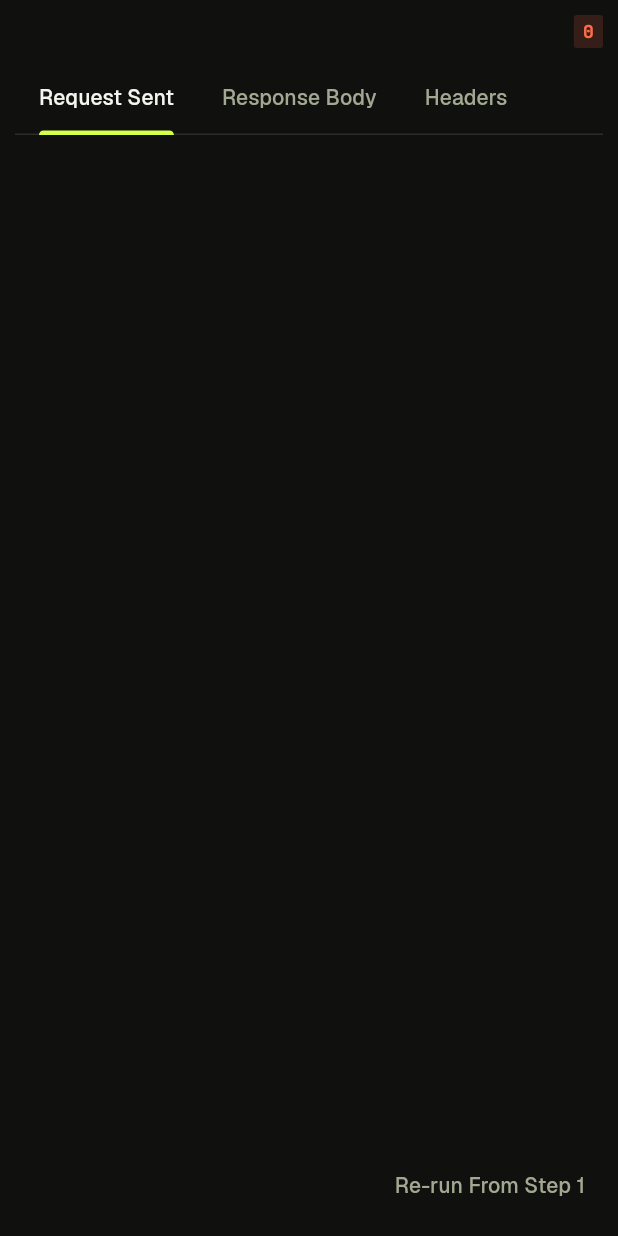
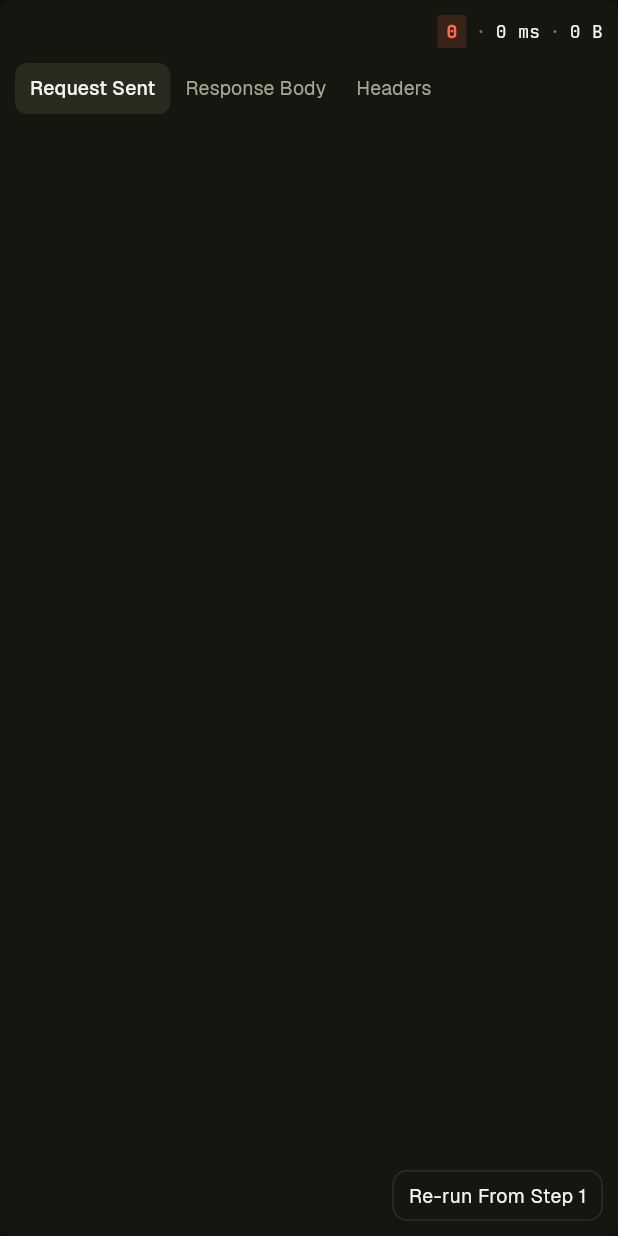
Before and after one commit to wdavid73/api_flow_studio, a Flutter app: the RunStepInspector widget shown alone on an empty page, opened directly with empty values, on a phone screen of 412 x 824 dp. Run offline on Flutter 3.47's test engine with Material 3 defaults, Android fonts, the phone set to English and light mode, and no system bars; our stand-ins replace dio, file_picker, flutter_riverpod, freezed_annotation; generated files the repository leaves out were written again; project files that could hold a hidden picture were left out.

Commit message:
secondary-screens S7: flow run view with total time, response-style inspector and pill tabs
Co-Authored-By: Claude Sonnet 5.5 <noreply@anthropic.com>

```diff
--- a/lib/ui/flows/run_step_card.dart
+++ b/lib/ui/flows/run_step_card.dart
@@ -57,12 +57,12 @@ class RunStepCard extends StatelessWidget {
         margin: const EdgeInsets.symmetric(vertical: AppSpacing.xs),
         color: isSelected ? AppColors.surfaceContainerHigh : null,
         shape: RoundedRectangleBorder(
-          borderRadius: BorderRadius.circular(AppRadius.lg),
+          borderRadius: BorderRadius.circular(AppRadius.xl),
           side: BorderSide(color: isSelected ? AppColors.primary : Colors.transparent),
         ),
         child: InkWell(
           key: ValueKey('run-step-header-$index'),
-          borderRadius: BorderRadius.circular(AppRadius.lg),
+          borderRadius: BorderRadius.circular(AppRadius.xl),
           onTap: _isSelectable ? onSelect : null,
           child: Padding(
             padding: const EdgeInsets.all(AppSpacing.md),
--- a/lib/ui/flows/run_step_inspector.dart
+++ b/lib/ui/flows/run_step_inspector.dart
@@ -3,11 +3,13 @@ import 'package:flutter/material.dart';
 import '../../engine/flows/flow_step_result.dart';
 import '../../engine/models/models.dart';
 import '../response_viewer/response_body_tab.dart' show prettyResponseBody;
+import '../shell/header_ghost_button.dart';
 import '../theme/app_colors.dart';
 import '../theme/app_spacing.dart';
 import '../theme/app_typography.dart';
 import '../theme/widgets/json_view.dart';
 import '../theme/widgets/method_badge.dart';
+import '../theme/widgets/pill_tab_bar.dart';
 import '../theme/widgets/status_badge.dart';
 import 'error_detail_panel.dart';
 
@@ -43,7 +45,14 @@ class RunStepInspector extends StatelessWidget {
       'Headers',
     ];
 
-    return Padding(
+    final response = result.response;
+    final dot = Text('·', style: AppTypography.codeMd.copyWith(color: AppColors.outline));
+
+    return Material(
+      key: const Key('run-inspector-surface'),
+      color: AppColors.responseBackground,
+      borderRadius: BorderRadius.circular(AppRadius.xl),
+      child: Padding(
         padding: const EdgeInsets.all(AppSpacing.md),
         child: Column(
           crossAxisAlignment: CrossAxisAlignment.stretch,
@@ -59,7 +68,17 @@ class RunStepInspector extends StatelessWidget {
                     overflow: TextOverflow.ellipsis,
                   ),
                 ),
-              if (result.response?.status != null) StatusBadge(statusCode: result.response!.status!),
+                if (response?.status != null) ...[
+                  StatusBadge(statusCode: response!.status!),
+                  const SizedBox(width: AppSpacing.sm),
+                  dot,
+                  const SizedBox(width: AppSpacing.sm),
+                  Text('${response.elapsedMs} ms', key: const Key('inspector-elapsed'), style: AppTypography.codeMd),
+                  const SizedBox(width: AppSpacing.sm),
+                  dot,
+                  const SizedBox(width: AppSpacing.sm),
+                  Text('${response.sizeBytes} B', key: const Key('inspector-size'), style: AppTypography.codeMd),
+                ],
               ],
             ),
             const SizedBox(height: AppSpacing.md),
@@ -70,11 +89,7 @@ class RunStepInspector extends StatelessWidget {
                 child: Column(
                   crossAxisAlignment: CrossAxisAlignment.stretch,
                   children: [
-                  TabBar(
-                    isScrollable: true,
-                    tabAlignment: TabAlignment.start,
-                    tabs: [for (final t in tabs) Tab(text: t)],
-                  ),
+                    Align(alignment: Alignment.centerLeft, child: PillTabBar(labels: tabs)),
                     Expanded(
                       child: TabBarView(
                         children: [
@@ -90,7 +105,16 @@ class RunStepInspector extends StatelessWidget {
                             padding: const EdgeInsets.only(top: AppSpacing.sm),
                             child: result.response != null
                                 ? SingleChildScrollView(
+                                    child: Container(
+                                      key: const Key('inspector-code-block'),
+                                      width: double.infinity,
+                                      padding: const EdgeInsets.all(AppSpacing.md),
+                                      decoration: BoxDecoration(
+                                        color: AppColors.surfaceContainerLowest,
+                                        borderRadius: BorderRadius.circular(AppRadius.xl),
+                                      ),
                                       child: JsonView(text: prettyResponseBody(result.response!.body)),
+                                    ),
                                   )
                                 : const Text(
                                     'No response received',
@@ -145,14 +169,15 @@ class RunStepInspector extends StatelessWidget {
             const SizedBox(height: AppSpacing.sm),
             Align(
               alignment: Alignment.centerRight,
-            child: TextButton(
+              child: HeaderGhostButton(
                 key: ValueKey('rerun-from-step-$index'),
-              onPressed: onRerunFromHere,
-              child: Text('Re-run From Step ${index + 1}'),
+                label: 'Re-run From Step ${index + 1}',
+                onPressed: onRerunFromHere ?? () {},
               ),
             ),
           ],
       ),
+      ),
     );
   }
 }
```
Also changed, not shown: lib/ui/flows/flow_run_view_screen.dart (+12 -1 lines), 3 other files. Lines whose indentation alone changed are shown as unchanged.
